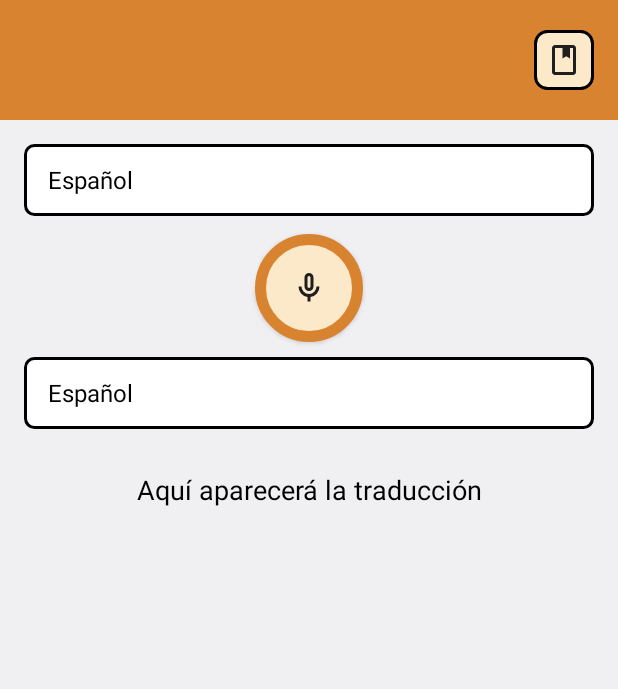
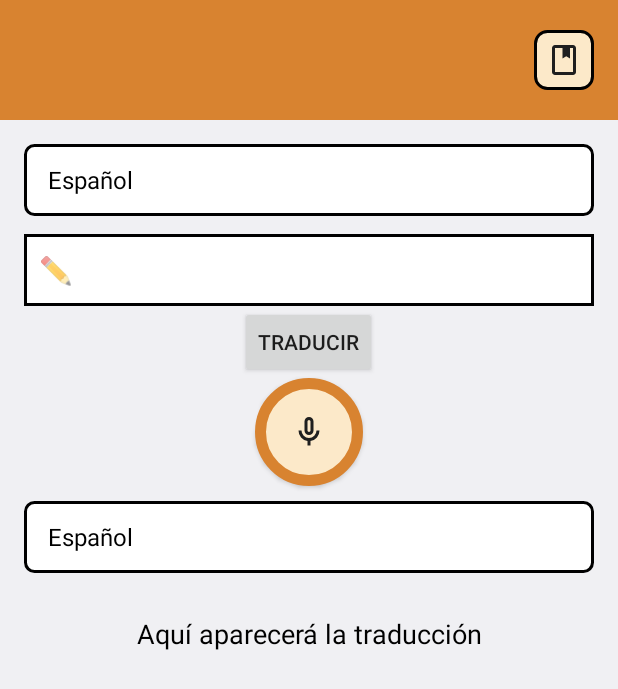
Before and after one commit to Santiago-yamil/Kolibri, an Android app: the screen it shows after launch (MainActivity), on a phone screen of 412 x 824 dp. Shown: the top 689 px of the screen. Run offline under Robolectric (Android 15) with nearby library versions, the phone set to English and light mode, and no system bars; our stand-ins replace Room's generated code.

Commit message:
agregar boton de escritura

```diff
--- a/app/src/main/java/com/yamil/kolibriidioma/MainActivity.kt
+++ b/app/src/main/java/com/yamil/kolibriidioma/MainActivity.kt
@@ -42,8 +42,15 @@ class MainActivity : ComponentActivity() {
         val botonHablar = findViewById<Button>(R.id.botonGrabar)
         val spinnerIdiomaOrigen = findViewById<Spinner>(R.id.spinnerIdiomaOrigen)
         val spinnerIdiomaDestino = findViewById<Spinner>(R.id.spinnerIdiomaDestino)
+        val input = findViewById<EditText>(R.id.input)
+        val boton = findViewById<Button>(R.id.boton)
 
 
+        //traducir con el boton
+        boton.setOnClickListener {
+            val textoIngresado = input.text.toString()
+            buscarTraduccion(textoIngresado)
+        }
 
         // Configurar spinners de idiomas
         val idiomas = listOf("Español", "Nahuatl", "Inglés")
--- /dev/null
+++ b/app/src/main/res/drawable/borde_edittext.xml
@@ -0,0 +1,9 @@
+<?xml version="1.0" encoding="utf-8"?>
+<shape xmlns:android="http://schemas.android.com/apk/res/android"
+    android:shape="rectangle">
+    <solid android:color="@android:color/white"/>
+    <stroke android:width="2dp" android:color="@color/black"/>
+    <corners android:radius="0dp"/>
+    <padding android:left="10dp" android:top="10dp"
+        android:right="10dp" android:bottom="10dp"/>
+</shape>
--- a/app/src/main/res/layout/actymain.xml
+++ b/app/src/main/res/layout/actymain.xml
@@ -46,6 +46,19 @@
             android:layout_height="48dp"
             android:layout_marginBottom="12dp"
             android:background="@drawable/spiner_redondeado"/>
+        <EditText
+            android:id="@+id/input"
+            android:layout_width="match_parent"
+            android:layout_height="48dp"
+            android:background="@drawable/borde_edittext"
+            android:hint="✏️ "
+            android:textColor="@android:color/black"/>
+
+        <Button
+            android:id="@+id/boton"
+            android:layout_width="wrap_content"
+            android:layout_height="wrap_content"
+            android:text="Traducir" />
 
         <!-- Botón grabar redondo con solo icono -->
         <Button
```
